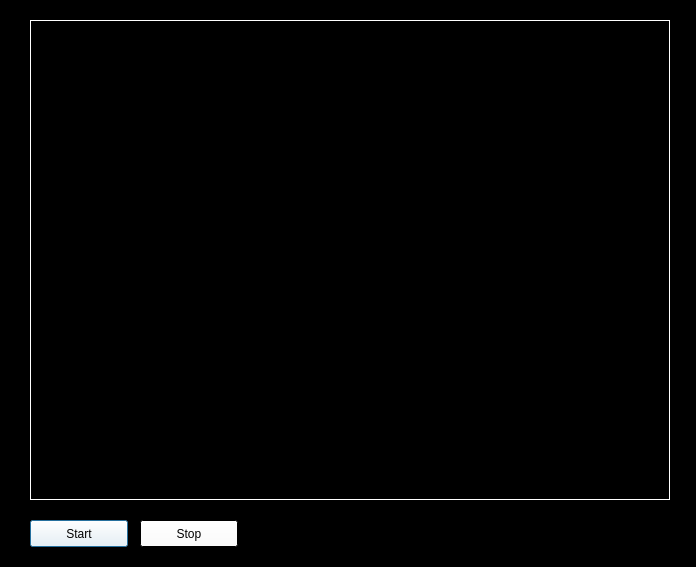
Above: faceDetection.ui from fmchora/face_recognition_gui before the change. Below: the same form after it.
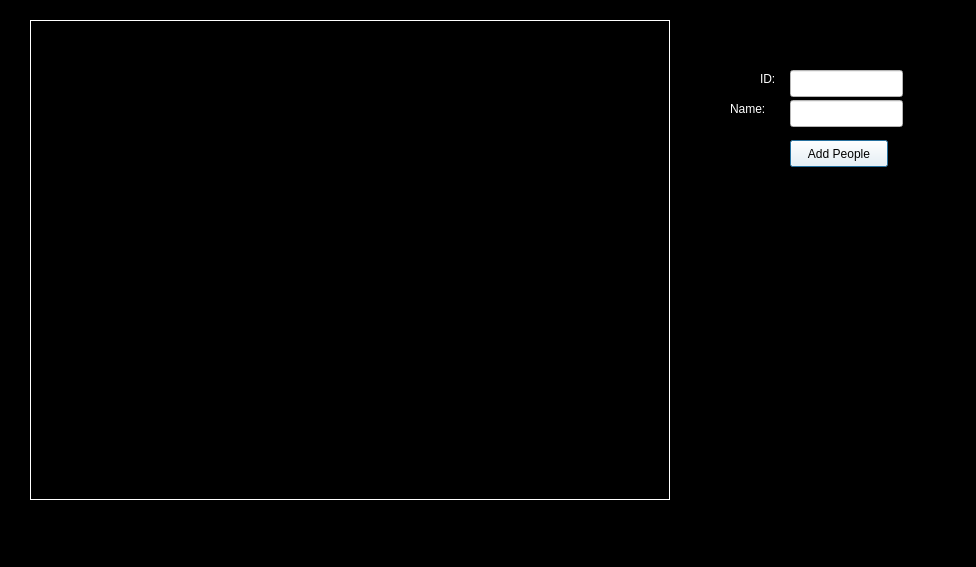
That is the form after the change.

The edit to the form file:
```diff
--- a/faceDetection.ui
+++ b/faceDetection.ui
@@ -6,7 +6,7 @@
    <rect>
     <x>0</x>
     <y>0</y>
-    <width>696</width>
+    <width>976</width>
     <height>567</height>
    </rect>
   </property>
@@ -431,27 +431,14 @@
   <widget class="QPushButton" name="start">
    <property name="geometry">
     <rect>
-     <x>30</x>
-     <y>520</y>
+     <x>790</x>
+     <y>140</y>
      <width>98</width>
      <height>27</height>
     </rect>
    </property>
    <property name="text">
-    <string>Start</string>
-   </property>
-  </widget>
-  <widget class="QPushButton" name="stop">
-   <property name="geometry">
-    <rect>
-     <x>140</x>
-     <y>520</y>
-     <width>98</width>
-     <height>27</height>
-    </rect>
-   </property>
-   <property name="text">
-    <string>Stop</string>
+    <string>Add People</string>
    </property>
   </widget>
   <widget class="QLabel" name="frameVideo">
@@ -470,6 +457,392 @@
     <string/>
    </property>
   </widget>
+  <widget class="QLineEdit" name="idUser">
+   <property name="geometry">
+    <rect>
+     <x>790</x>
+     <y>70</y>
+     <width>113</width>
+     <height>27</height>
+    </rect>
+   </property>
+   <property name="styleSheet">
+    <string notr="true">background-color: rgb(255,255,255);</string>
+   </property>
+  </widget>
+  <widget class="QLineEdit" name="nameUser">
+   <property name="geometry">
+    <rect>
+     <x>790</x>
+     <y>100</y>
+     <width>113</width>
+     <height>27</height>
+    </rect>
+   </property>
+   <property name="styleSheet">
+    <string notr="true">background-color: rgb(255,255,255);</string>
+   </property>
+  </widget>
+  <widget class="QLabel" name="ID_label">
+   <property name="geometry">
+    <rect>
+     <x>760</x>
+     <y>70</y>
+     <width>66</width>
+     <height>17</height>
+    </rect>
+   </property>
+   <property name="palette">
+    <palette>
+     <active>
+      <colorrole role="WindowText">
+       <brush brushstyle="SolidPattern">
+        <color alpha="255">
+         <red>255</red>
+         <green>255</green>
+         <blue>255</blue>
+        </color>
+       </brush>
+      </colorrole>
+      <colorrole role="Light">
+       <brush brushstyle="SolidPattern">
+        <color alpha="255">
+         <red>255</red>
+         <green>255</green>
+         <blue>255</blue>
+        </color>
+       </brush>
+      </colorrole>
+      <colorrole role="Midlight">
+       <brush brushstyle="SolidPattern">
+        <color alpha="255">
+         <red>255</red>
+         <green>255</green>
+         <blue>255</blue>
+        </color>
+       </brush>
+      </colorrole>
+      <colorrole role="Dark">
+       <brush brushstyle="SolidPattern">
+        <color alpha="255">
+         <red>255</red>
+         <green>255</green>
+         <blue>255</blue>
+        </color>
+       </brush>
+      </colorrole>
+      <colorrole role="Mid">
+       <brush brushstyle="SolidPattern">
+        <color alpha="255">
+         <red>255</red>
+         <green>255</green>
+         <blue>255</blue>
+        </color>
+       </brush>
+      </colorrole>
+      <colorrole role="Text">
+       <brush brushstyle="SolidPattern">
+        <color alpha="255">
+         <red>0</red>
+         <green>0</green>
+         <blue>0</blue>
+        </color>
+       </brush>
+      </colorrole>
+      <colorrole role="ButtonText">
+       <brush brushstyle="SolidPattern">
+        <color alpha="255">
+         <red>0</red>
+         <green>0</green>
+         <blue>0</blue>
+        </color>
+       </brush>
+      </colorrole>
+      <colorrole role="Base">
+       <brush brushstyle="SolidPattern">
+        <color alpha="255">
+         <red>255</red>
+         <green>255</green>
+         <blue>255</blue>
+        </color>
+       </brush>
+      </colorrole>
+      <colorrole role="Window">
+       <brush brushstyle="SolidPattern">
+        <color alpha="255">
+         <red>255</red>
+         <green>255</green>
+         <blue>255</blue>
+        </color>
+       </brush>
+      </colorrole>
+      <colorrole role="Shadow">
+       <brush brushstyle="SolidPattern">
+        <color alpha="255">
+         <red>255</red>
+         <green>255</green>
+         <blue>127</blue>
+        </color>
+       </brush>
+      </colorrole>
+      <colorrole role="AlternateBase">
+       <brush brushstyle="SolidPattern">
+        <color alpha="255">
+         <red>255</red>
+         <green>255</green>
+         <blue>255</blue>
+        </color>
+       </brush>
+      </colorrole>
+      <colorrole role="ToolTipText">
+       <brush brushstyle="SolidPattern">
+        <color alpha="255">
+         <red>255</red>
+         <green>255</green>
+         <blue>255</blue>
+        </color>
+       </brush>
+      </colorrole>
+     </active>
+     <inactive>
+      <colorrole role="WindowText">
+       <brush brushstyle="SolidPattern">
+        <color alpha="255">
+         <red>255</red>
+         <green>255</green>
+         <blue>255</blue>
+        </color>
+       </brush>
+      </colorrole>
+      <colorrole role="Light">
+       <brush brushstyle="SolidPattern">
+        <color alpha="255">
+         <red>255</red>
+         <green>255</green>
+         <blue>255</blue>
+        </color>
+       </brush>
+      </colorrole>
+      <colorrole role="Midlight">
+       <brush brushstyle="SolidPattern">
+        <color alpha="255">
+         <red>255</red>
+         <green>255</green>
+         <blue>255</blue>
+        </color>
+       </brush>
+      </colorrole>
+      <colorrole role="Dark">
+       <brush brushstyle="SolidPattern">
+        <color alpha="255">
+         <red>255</red>
+         <green>255</green>
+         <blue>255</blue>
+        </color>
+       </brush>
+      </colorrole>
+      <colorrole role="Mid">
+       <brush brushstyle="SolidPattern">
+        <color alpha="255">
+         <red>255</red>
+         <green>255</green>
+         <blue>255</blue>
+        </color>
+       </brush>
+      </colorrole>
+      <colorrole role="Text">
+       <brush brushstyle="SolidPattern">
+        <color alpha="255">
+         <red>0</red>
+         <green>0</green>
+         <blue>0</blue>
+        </color>
+       </brush>
+      </colorrole>
+      <colorrole role="ButtonText">
+       <brush brushstyle="SolidPattern">
+        <color alpha="255">
+         <red>0</red>
+         <green>0</green>
+         <blue>0</blue>
+        </color>
+       </brush>
+      </colorrole>
+      <colorrole role="Base">
+       <brush brushstyle="SolidPattern">
+        <color alpha="255">
+         <red>255</red>
+         <green>255</green>
+         <blue>255</blue>
+        </color>
+       </brush>
+      </colorrole>
+      <colorrole role="Window">
+       <brush brushstyle="SolidPattern">
+        <color alpha="255">
+         <red>255</red>
+         <green>255</green>
+         <blue>255</blue>
+        </color>
+       </brush>
+      </colorrole>
+      <colorrole role="Shadow">
+       <brush brushstyle="SolidPattern">
+        <color alpha="255">
+         <red>255</red>
+         <green>255</green>
+         <blue>127</blue>
+        </color>
+       </brush>
+      </colorrole>
+      <colorrole role="AlternateBase">
+       <brush brushstyle="SolidPattern">
+        <color alpha="255">
+         <red>255</red>
+         <green>255</green>
+         <blue>255</blue>
+        </color>
+       </brush>
+      </colorrole>
+      <colorrole role="ToolTipText">
+       <brush brushstyle="SolidPattern">
+        <color alpha="255">
+         <red>255</red>
+         <green>255</green>
+         <blue>255</blue>
+        </color>
+       </brush>
+      </colorrole>
+     </inactive>
+     <disabled>
+      <colorrole role="WindowText">
+       <brush brushstyle="SolidPattern">
+        <color alpha="255">
+         <red>255</red>
+         <green>255</green>
+         <blue>255</blue>
+        </color>
+       </brush>
+      </colorrole>
+      <colorrole role="Light">
+       <brush brushstyle="SolidPattern">
+        <color alpha="255">
+         <red>255</red>
+         <green>255</green>
+         <blue>255</blue>
+        </color>
+       </brush>
+      </colorrole>
+      <colorrole role="Midlight">
+       <brush brushstyle="SolidPattern">
+        <color alpha="255">
+         <red>255</red>
+         <green>255</green>
+         <blue>255</blue>
+        </color>
+       </brush>
+      </colorrole>
+      <colorrole role="Dark">
+       <brush brushstyle="SolidPattern">
+        <color alpha="255">
+         <red>255</red>
+         <green>255</green>
+         <blue>255</blue>
+        </color>
+       </brush>
+      </colorrole>
+      <colorrole role="Mid">
+       <brush brushstyle="SolidPattern">
+        <color alpha="255">
+         <red>255</red>
+         <green>255</green>
+         <blue>255</blue>
+        </color>
+       </brush>
+      </colorrole>
+      <colorrole role="Text">
+       <brush brushstyle="SolidPattern">
+        <color alpha="255">
+         <red>255</red>
+         <green>255</green>
+         <blue>255</blue>
+        </color>
+       </brush>
+      </colorrole>
+      <colorrole role="ButtonText">
+       <brush brushstyle="SolidPattern">
+        <color alpha="255">
+         <red>255</red>
+         <green>255</green>
+         <blue>255</blue>
+        </color>
+       </brush>
+      </colorrole>
+      <colorrole role="Base">
+       <brush brushstyle="SolidPattern">
+        <color alpha="255">
+         <red>255</red>
+         <green>255</green>
+         <blue>255</blue>
+        </color>
+       </brush>
+      </colorrole>
+      <colorrole role="Window">
+       <brush brushstyle="SolidPattern">
+        <color alpha="255">
+         <red>255</red>
+         <green>255</green>
+         <blue>255</blue>
+        </color>
+       </brush>
+      </colorrole>
+      <colorrole role="Shadow">
+       <brush brushstyle="SolidPattern">
+        <color alpha="255">
+         <red>255</red>
+         <green>255</green>
+         <blue>127</blue>
+        </color>
+       </brush>
+      </colorrole>
+      <colorrole role="AlternateBase">
+       <brush brushstyle="SolidPattern">
+        <color alpha="255">
+         <red>255</red>
+         <green>255</green>
+         <blue>255</blue>
+        </color>
+       </brush>
+      </colorrole>
+      <colorrole role="ToolTipText">
+       <brush brushstyle="SolidPattern">
+        <color alpha="255">
+         <red>255</red>
+         <green>255</green>
+         <blue>255</blue>
+        </color>
+       </brush>
+      </colorrole>
+     </disabled>
+    </palette>
+   </property>
+   <property name="text">
+    <string>ID:</string>
+   </property>
+  </widget>
+  <widget class="QLabel" name="Name_label">
+   <property name="geometry">
+    <rect>
+     <x>730</x>
+     <y>100</y>
+     <width>66</width>
+     <height>17</height>
+    </rect>
+   </property>
+   <property name="text">
+    <string>Name:</string>
+   </property>
+  </widget>
  </widget>
  <resources/>
  <connections/>
```
Left out of the diff: 2 changed lines with no effect on the pictures.
